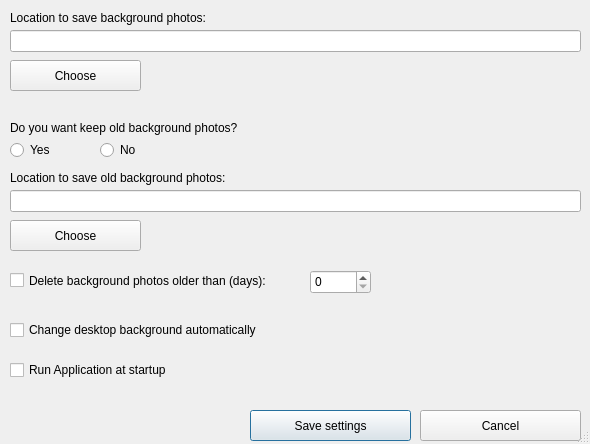
First picture: the form in settingswindow.ui, repository codecopy/DailyDesktopWallpaperPlus_macOS, before the edit.
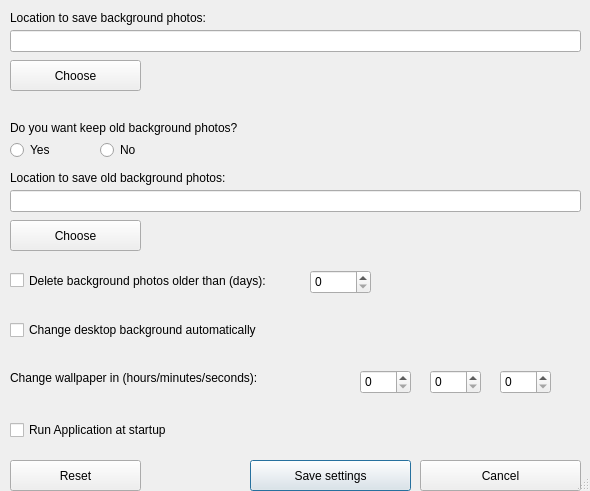
Second picture: the form after the edit.

Diff of the .ui file:
```diff
--- a/settingswindow.ui
+++ b/settingswindow.ui
@@ -10,7 +10,7 @@
     <x>0</x>
     <y>0</y>
     <width>590</width>
-    <height>444</height>
+    <height>491</height>
    </rect>
   </property>
   <property name="windowTitle">
@@ -49,7 +49,7 @@
    <property name="geometry">
     <rect>
      <x>250</x>
-     <y>410</y>
+     <y>460</y>
      <width>161</width>
      <height>31</height>
     </rect>
@@ -88,7 +88,7 @@
    <property name="geometry">
     <rect>
      <x>10</x>
-     <y>360</y>
+     <y>420</y>
      <width>551</width>
      <height>20</height>
     </rect>
@@ -140,7 +140,7 @@
    <property name="geometry">
     <rect>
      <x>420</x>
-     <y>410</y>
+     <y>460</y>
      <width>161</width>
      <height>31</height>
     </rect>
@@ -211,6 +211,62 @@
     </rect>
    </property>
   </widget>
+  <widget class="QSpinBox" name="spinBox_3">
+   <property name="geometry">
+    <rect>
+     <x>430</x>
+     <y>370</y>
+     <width>51</width>
+     <height>24</height>
+    </rect>
+   </property>
+  </widget>
+  <widget class="QLabel" name="label_5">
+   <property name="geometry">
+    <rect>
+     <x>10</x>
+     <y>370</y>
+     <width>321</width>
+     <height>16</height>
+    </rect>
+   </property>
+   <property name="text">
+    <string>&lt;html&gt;&lt;head/&gt;&lt;body&gt;&lt;p&gt;Change wallpaper in (hours/minutes/seconds): &lt;/p&gt;&lt;/body&gt;&lt;/html&gt;</string>
+   </property>
+  </widget>
+  <widget class="QSpinBox" name="spinBox_4">
+   <property name="geometry">
+    <rect>
+     <x>500</x>
+     <y>370</y>
+     <width>51</width>
+     <height>24</height>
+    </rect>
+   </property>
+  </widget>
+  <widget class="QSpinBox" name="spinBox_2">
+   <property name="geometry">
+    <rect>
+     <x>360</x>
+     <y>370</y>
+     <width>51</width>
+     <height>24</height>
+    </rect>
+   </property>
+  </widget>
+  <widget class="QPushButton" name="pushButton_5">
+   <property name="geometry">
+    <rect>
+     <x>10</x>
+     <y>460</y>
+     <width>131</width>
+     <height>31</height>
+    </rect>
+   </property>
+   <property name="text">
+    <string>Reset</string>
+   </property>
+  </widget>
  </widget>
  <resources/>
  <connections/>
```
